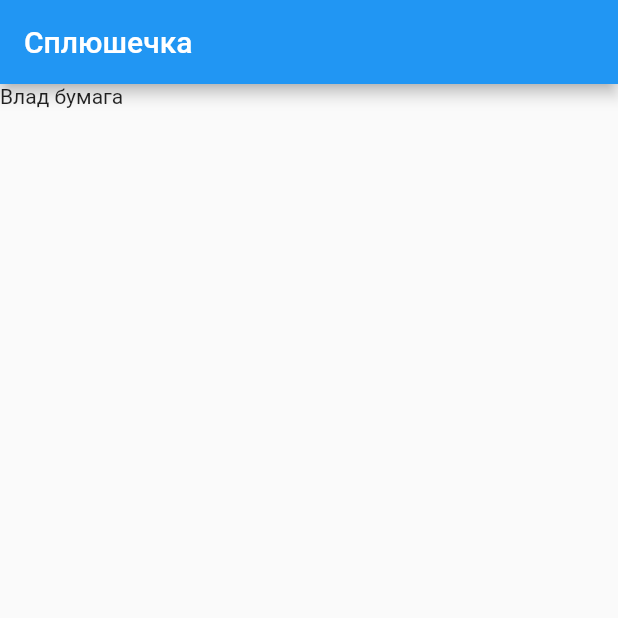
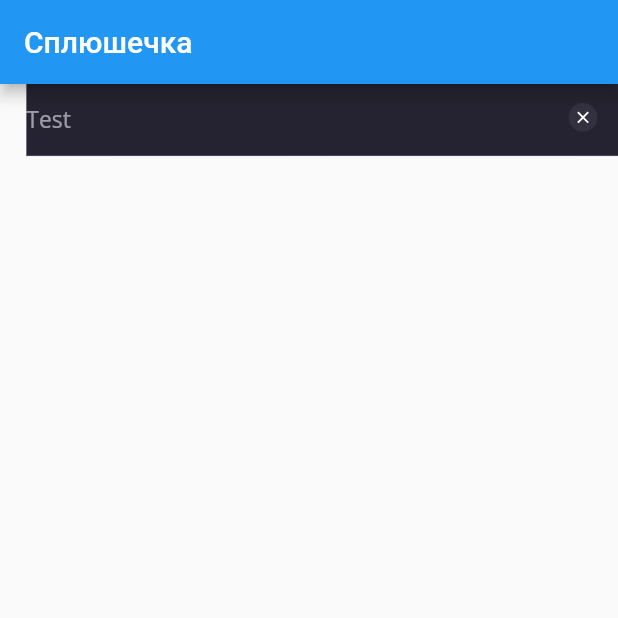
Before and after one commit to Den0110/splyshechka, a Flutter app: the screen it shows after launch, on a phone screen of 412 x 824 dp, the top half of it. Run offline on Flutter 3.47's test engine with Material 2 defaults, Android fonts, the phone set to English and light mode, and no system bars; our stand-ins replace flutter_screenutil, flutter_svg; project files that could hold a hidden picture were left out.

Commit message:
Feat: создан виджет текстового поля

```diff
--- a/lib/main.dart
+++ b/lib/main.dart
@@ -1,4 +1,6 @@
 import 'package:flutter/material.dart';
+import 'package:flutter_screenutil/flutter_screenutil.dart';
+import 'package:my_pillow/widgets/text_fields/app_text_field.dart';
 
 void main() {
   runApp(const MyApp());
@@ -9,12 +11,24 @@
 
   @override
   Widget build(BuildContext context) {
-    return MaterialApp(
-      title: 'Сплюшечка',
-      theme: ThemeData(
-        primarySwatch: Colors.blue,
-      ),
-      home: const MyHomePage(),
+    return ScreenUtilInit(
+      designSize: const Size(375, 812),
+      minTextAdapt: true,
+      splitScreenMode: true,
+      builder: (context, child) {
+        return DefaultTextHeightBehavior(
+          textHeightBehavior: const TextHeightBehavior(
+            leadingDistribution: TextLeadingDistribution.even,
+          ),
+          child: MaterialApp(
+            title: 'Сплюшечка',
+            theme: ThemeData(
+              primarySwatch: Colors.blue,
+            ),
+            home: const MyHomePage(),
+          ),
+        );
+      },
     );
   }
 }
@@ -35,8 +49,11 @@
       ),
       body: SingleChildScrollView(
         child: Column(
-          children: const [
-            Text('Влад бумага'),
+          children: [
+            AppTextField(
+              hint: "Test",
+              onChanged: (_) {},
+            )
           ],
         ),
       ),
--- a/lib/utils/app_icons.dart
+++ b/lib/utils/app_icons.dart
@@ -1,60 +1,60 @@
 abstract class AppIcons {
   static const String autoGraphDisabled =
-      "packages/core_ui/assets/icons/auto_graph_disabled.svg";
+      "assets/icons/auto_graph_disabled.svg";
   static const String autoGraphEnabled =
-      "packages/core_ui/assets/icons/auto_graph_enabled.svg";
-  static const String autoRenew = "packages/core_ui/assets/icons/autorenew.svg";
+      "assets/icons/auto_graph_enabled.svg";
+  static const String autoRenew = "assets/icons/autorenew.svg";
   static const String bedtimeDisabled =
-      "packages/core_ui/assets/icons/bedtime_disabled.svg";
+      "assets/icons/bedtime_disabled.svg";
   static const String bedtimeEnabled =
-      "packages/core_ui/assets/icons/bedtime_enabled.svg";
-  static const String favorite = "packages/core_ui/assets/icons/favorite.svg";
-  static const String handyman = "packages/core_ui/assets/icons/handyman.svg";
+      "assets/icons/bedtime_enabled.svg";
+  static const String favorite = "assets/icons/favorite.svg";
+  static const String handyman = "assets/icons/handyman.svg";
   static const String localMallDisabled =
-      "packages/core_ui/assets/icons/local_mall_disabled.svg";
+      "assets/icons/local_mall_disabled.svg";
   static const String localMallEnabled =
-      "packages/core_ui/assets/icons/local_mall_enabled.svg";
+      "assets/icons/local_mall_enabled.svg";
   static const String precisionManufacturing =
-      "packages/core_ui/assets/icons/precision_manufacturing.svg";
-  static const String sell = "packages/core_ui/assets/icons/sell.svg";
-  static const String upgrade = "packages/core_ui/assets/icons/upgrade.svg";
-  static const String coin = "packages/core_ui/assets/icons/coin_icon.svg";
-  static const String code = "packages/core_ui/assets/icons/code_icon.svg";
-  static const String closed = 'packages/core_ui/assets/icons/close.svg';
+      "assets/icons/precision_manufacturing.svg";
+  static const String sell = "assets/icons/sell.svg";
+  static const String upgrade = "assets/icons/upgrade.svg";
+  static const String coin = "assets/icons/coin_icon.svg";
+  static const String code = "assets/icons/code_icon.svg";
+  static const String closed = 'assets/icons/close.svg';
   static const String arrowRight =
-      'packages/core_ui/assets/icons/arrow_forward.svg';
-  static const String alarm = 'packages/core_ui/assets/icons/alarm.svg';
-  static const String qr = 'packages/core_ui/assets/icons/qr_code_scanner.svg';
-  static const String bedtime = 'packages/core_ui/assets/icons/bedtime.svg';
-  static const String wakeUp = 'packages/core_ui/assets/icons/wake_up.svg';
+      'assets/icons/arrow_forward.svg';
+  static const String alarm = 'assets/icons/alarm.svg';
+  static const String qr = 'assets/icons/qr_code_scanner.svg';
+  static const String bedtime = 'assets/icons/bedtime.svg';
+  static const String wakeUp = 'assets/icons/wake_up.svg';
   static const String coinCircle =
-      'packages/core_ui/assets/icons/coin_circle.svg';
-  static const String chair = 'packages/core_ui/assets/icons/chair.svg';
-  static const String gear = 'packages/core_ui/assets/icons/gear.svg';
-  static const String lockC = 'packages/core_ui/assets/icons/lock_C.svg';
-  static const String lockE = 'packages/core_ui/assets/icons/lock_E.svg';
-  static const String lockL = 'packages/core_ui/assets/icons/lock_L.svg';
-  static const String diamond = 'packages/core_ui/assets/icons/diamond.svg';
+      'assets/icons/coin_circle.svg';
+  static const String chair = 'assets/icons/chair.svg';
+  static const String gear = 'assets/icons/gear.svg';
+  static const String lockC = 'assets/icons/lock_C.svg';
+  static const String lockE = 'assets/icons/lock_E.svg';
+  static const String lockL = 'assets/icons/lock_L.svg';
+  static const String diamond = 'assets/icons/diamond.svg';
   static const String speedometer =
-      'packages/core_ui/assets/icons/speedometer.svg';
-  static const String stars = 'packages/core_ui/assets/icons/stars.svg';
-  static const String sharp = 'packages/core_ui/assets/icons/sharp.svg';
+      'assets/icons/speedometer.svg';
+  static const String stars = 'assets/icons/stars.svg';
+  static const String sharp = 'assets/icons/sharp.svg';
   static const String arrowRightAlt =
-      'packages/core_ui/assets/icons/arrow_right.svg';
-  static const String editCircle = 'packages/core_ui/assets/icons/editCircle.svg';
-  static const String edit = 'packages/core_ui/assets/icons/edit.svg';
-  static const String asleepAfter = "packages/core_ui/assets/icons/asleep_after.svg";
-  static const String noise = "packages/core_ui/assets/icons/noise.svg";
-  static const String wentToBed = "packages/core_ui/assets/icons/went_to_bed.svg";
-  static const String wokeUp = "packages/core_ui/assets/icons/woke_up.svg";
-  static const String box = "packages/core_ui/assets/icons/box.svg";
-  static const String moon = "packages/core_ui/assets/icons/moon.svg";
-  static const String female = 'packages/core_ui/assets/icons/female.svg';
-  static const String male = 'packages/core_ui/assets/icons/male.svg';
-  static const String transgender = 'packages/core_ui/assets/icons/transgender.svg';
-  static const String question = 'packages/core_ui/assets/icons/question_mark.svg';
-  static const String settings = 'packages/core_ui/assets/icons/settings.svg';
-  static const String volume = 'packages/core_ui/assets/icons/volume.svg';
-  static const String bnb = "packages/core_ui/assets/icons/bnb.svg";
-  static const String slt = "packages/core_ui/assets/icons/coin_slt.svg";
+      'assets/icons/arrow_right.svg';
+  static const String editCircle = 'assets/icons/editCircle.svg';
+  static const String edit = 'assets/icons/edit.svg';
+  static const String asleepAfter = "assets/icons/asleep_after.svg";
+  static const String noise = "assets/icons/noise.svg";
+  static const String wentToBed = "assets/icons/went_to_bed.svg";
+  static const String wokeUp = "assets/icons/woke_up.svg";
+  static const String box = "assets/icons/box.svg";
+  static const String moon = "assets/icons/moon.svg";
+  static const String female = 'assets/icons/female.svg';
+  static const String male = 'assets/icons/male.svg';
+  static const String transgender = 'assets/icons/transgender.svg';
+  static const String question = 'assets/icons/question_mark.svg';
+  static const String settings = 'assets/icons/settings.svg';
+  static const String volume = 'assets/icons/volume.svg';
+  static const String bnb = "assets/icons/bnb.svg";
+  static const String slt = "assets/icons/coin_slt.svg";
 }
--- a/lib/utils/app_images.dart
+++ b/lib/utils/app_images.dart
@@ -1,7 +1,7 @@
 abstract class AppImages {
   static const String sleepingFace =
-      "packages/core_ui/assets/images/sleeping_face.png";
+      "assets/images/sleeping_face.png";
   static const String clownFace =
-      "packages/core_ui/assets/images/clown_denis.png";
-  static const String pillow = "packages/core_ui/assets/images/pillow.png";
+      "assets/images/clown_denis.png";
+  static const String pillow = "assets/images/pillow.png";
 }
--- a/lib/utils/app_text_styles.dart
+++ b/lib/utils/app_text_styles.dart
@@ -3,9 +3,9 @@ import 'package:flutter_screenutil/flutter_screenutil.dart';
 import 'package:my_pillow/utils/app_colors.dart';
 
 class AppTextStyles {
-  static const fontFamilySFPro = "packages/core_ui/SF-Pro";
-  static const fontFamilyOpenSans = "packages/core_ui/OpenSans";
-  static const fontFamilyStapel = "packages/core_ui/Stapel";
+  static const fontFamilySFPro = "SF-Pro";
+  static const fontFamilyOpenSans = "OpenSans";
+  static const fontFamilyStapel = "Stapel";
 
   static final buttonLargeStyle = TextStyle(
     height: 22.h / 16.h,
--- /dev/null
+++ b/lib/widgets/buttons/circle_icon_button.dart
@@ -0,0 +1,37 @@
+
+import 'package:flutter/cupertino.dart';
+import 'package:flutter_screenutil/flutter_screenutil.dart';
+import 'package:my_pillow/utils/app_colors.dart';
+
+
+class CircleIconButton extends StatelessWidget {
+  final VoidCallback onPressed;
+  final Widget icon;
+  final Color? borderColor;
+  final double? radius;
+
+  const CircleIconButton({
+    Key? key,
+    required this.icon,
+    required this.onPressed,
+    this.radius,
+    this.borderColor = AppColors.lightBlack,
+  }) : super(key: key);
+
+  @override
+  Widget build(BuildContext context) {
+    return Container(
+      decoration: BoxDecoration(
+        borderRadius: BorderRadius.circular(14.r),
+        color: borderColor,
+      ),
+      child: GestureDetector(
+        onTap: onPressed,
+        child: Padding(
+          padding: EdgeInsets.all(radius ?? 5.r),
+          child: icon,
+        ),
+      ),
+    );
+  }
+}
--- /dev/null
+++ b/lib/widgets/text_fields/app_text_field.dart
@@ -0,0 +1,125 @@
+
+import 'package:flutter/material.dart';
+import 'package:flutter/services.dart';
+import 'package:flutter_screenutil/flutter_screenutil.dart';
+import 'package:flutter_svg/flutter_svg.dart';
+import 'package:my_pillow/utils/app_colors.dart';
+import 'package:my_pillow/utils/app_icons.dart';
+import 'package:my_pillow/utils/app_text_styles.dart';
+import 'package:my_pillow/widgets/buttons/circle_icon_button.dart';
+
+
+class AppTextField extends StatefulWidget {
+  final String hint;
+  final String? value;
+  final Widget? icon;
+  final Function(String) onChanged;
+  final int? maxLines;
+  final int? maxTextLength;
+
+  const AppTextField({
+    Key? key,
+    required this.hint,
+    required this.onChanged,
+    this.icon,
+    this.value,
+    this.maxLines,
+    this.maxTextLength,
+  }) : super(key: key);
+
+  @override
+  State<AppTextField> createState() => _AppTextFieldState();
+}
+
+class _AppTextFieldState extends State<AppTextField> {
+  final TextEditingController _controller = TextEditingController();
+
+  @override
+  void dispose() {
+    _controller.dispose();
+    super.dispose();
+  }
+
+  @override
+  Widget build(BuildContext context) {
+    if (widget.value != _controller.text) {
+      _controller.text = widget.value ?? '';
+      _controller.selection = TextSelection.collapsed(
+        offset: widget.value?.length ?? 0,
+      );
+    }
+
+    return Padding(
+      padding: EdgeInsets.only(left: 16.w),
+      child: IntrinsicHeight(
+        child: Container(
+          width: double.infinity,
+          decoration: const BoxDecoration(color: AppColors.greyMain),
+          child: TextField(
+            inputFormatters: [
+              LengthLimitingTextInputFormatter(widget.maxTextLength),
+            ],
+            maxLines: widget.maxLines ?? 1,
+            cursorColor: AppColors.cursorColor,
+            controller: _controller,
+            style: AppTextStyles.fillTextFieldStyle.copyWith(
+              fontSize: 15.sp,
+              height: 22.h / 15.sp,
+            ),
+            decoration: InputDecoration(
+              enabledBorder: UnderlineInputBorder(
+                borderSide: BorderSide(
+                  color: AppColors.unfocusBorder,
+                  width: .5.w,
+                ),
+              ),
+              focusedBorder: UnderlineInputBorder(
+                borderSide: BorderSide(
+                  color: AppColors.focusBorder,
+                  width: 1.5.w,
+                ),
+              ),
+              hintText: widget.hint,
+              hintStyle: AppTextStyles.hintStyle.copyWith(
+                fontSize: 15.sp,
+                height: 22.h / 15.sp,
+              ),
+              suffixIcon: Padding(
+                padding: EdgeInsets.symmetric(
+                  vertical: 12.5.h,
+                  horizontal: 12.5.w,
+                ),
+                child: Row(
+                  mainAxisSize: MainAxisSize.min,
+                  mainAxisAlignment: MainAxisAlignment.end,
+                  children: [
+                    Align(
+                      alignment: Alignment.topRight,
+                      child: widget.icon ?? const SizedBox(),
+                    ),
+                    Align(
+                      alignment: Alignment.topRight,
+                      child: CircleIconButton(
+                        icon: SvgPicture.asset(
+                          AppIcons.closed,
+                          color: AppColors.white,
+                        ),
+                        onPressed: () {
+                          _controller.clear();
+                        },
+                      ),
+                    ),
+                  ],
+                ),
+              ),
+            ),
+            onChanged: widget.onChanged,
+            onEditingComplete: () {
+              FocusManager.instance.primaryFocus?.unfocus();
+            },
+          ),
+        ),
+      ),
+    );
+  }
+}
```
Also changed, not shown: pubspec.yaml (+107 -33 lines), pubspec.lock.
